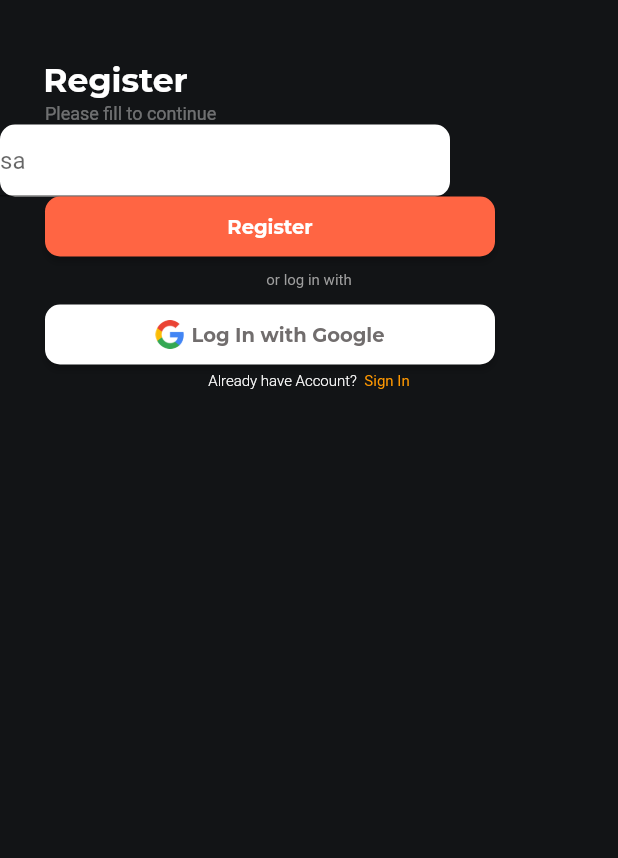
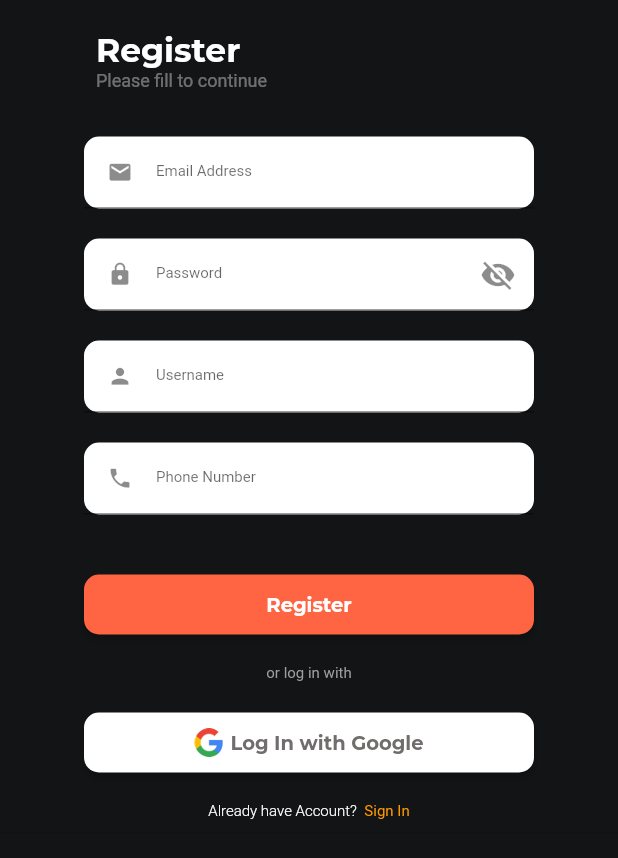
Before and after one commit to Waezqorney12/Project-Semester-3, a Flutter app: the Dashboard screen opened by its route, on a phone screen of 412 x 824 dp. Shown: the top 858 px of the screen. Run offline on Flutter 3.47's test engine with Material 2 defaults, Android fonts, the light colour scheme and no system bars; our stand-ins replace google_fonts.

Commit message:
done register login ui

```diff
--- a/lib/register.dart
+++ b/lib/register.dart
@@ -13,11 +13,48 @@ class Dashboard extends StatefulWidget {
 }
 
 class _DashboardState extends State<Dashboard> {
+  bool _OBS = true;
+
+  TextEditingController usernamaRegis = TextEditingController();
+  TextEditingController passwordRegis = TextEditingController();
+  TextEditingController emailRegis = TextEditingController();
+  TextEditingController nomorRegis = TextEditingController();
+
+  Widget regisPass() {
+    return Container(
+      width: 300,
+      height: 48,
+      decoration: BoxDecoration(
+          borderRadius: BorderRadius.circular(10), color: Colors.white),
+      child: Column(
+        children: <Widget>[
+          TextFormField(
+            controller: passwordRegis,
+            obscureText: _OBS,
+            keyboardType: TextInputType.text,
+            decoration: InputDecoration(
+              hintText: "Password",
+              hintStyle: TextStyle(fontSize: 10),
+              prefixIcon: Icon(Icons.lock, size: 17),
+              suffixIcon: IconButton(
+                icon: Icon(_OBS ? Icons.visibility_off : Icons.visibility),
+                onPressed: () {
+                  setState(() {
+                    _OBS = !_OBS;
+                  });
+                },
+              ),
+            ),
+          ),
+        ],
+      ),
+    );
+  }
+
   Widget regisEmail() {
     return Container(
       width: 300.0,
       height: 48.0,
-
       decoration: BoxDecoration(
         borderRadius: BorderRadius.circular(10),
         color: Colors.white,
@@ -25,45 +62,89 @@ class _DashboardState extends State<Dashboard> {
       child: Column(
         children: <Widget>[
           TextFormField(
+            controller: emailRegis,
+            keyboardType: TextInputType.emailAddress,
             decoration: InputDecoration(
-              hintText: "sa",
-
-            ),
+                hintText: "Email Address",
+                hintStyle: TextStyle(fontSize: 10),
+                prefixIcon: Icon(
+                  Icons.email,
+                  size: 17,
+                )),
           ),
         ],
       ),
     );
   }
 
+  Widget regisUsername() {
+    return Container(
+      width: 300,
+      height: 48,
+      decoration: BoxDecoration(
+          borderRadius: BorderRadius.circular(10), color: Colors.white),
+      child: Column(
+        children: <Widget>[
+          TextFormField(
+            controller: usernamaRegis,
+            keyboardType: TextInputType.text,
+            decoration:
+                InputDecoration(
+                  hintText: 'Username',
+                  hintStyle: TextStyle(fontSize: 10),
+                  prefixIcon: Icon(Icons.person,size: 17,),
+                  ),
+          )
+        ],
+      ),
+    );
+  }
+
+  Widget regisNomor() {
+    return Container(
+      width: 300,
+      height: 48,
+      decoration: BoxDecoration(
+          borderRadius: BorderRadius.circular(10), color: Colors.white),
+      child: Column(
+        children: <Widget>[
+          TextFormField(
+            controller: nomorRegis,
+            keyboardType: TextInputType.phone,
+            decoration:
+                InputDecoration(
+                  hintText: 'Phone Number',
+                  hintStyle: TextStyle(fontSize: 10),
+                  prefixIcon: Icon(Icons.phone,size: 17,),
+                  ),
+          )
+        ],
+      ),
+    );
+  }
   @override
   Widget build(BuildContext context) {
     return Scaffold(
         resizeToAvoidBottomInset: false,
         backgroundColor: Color.fromARGB(255, 18, 20, 22),
-        body: Container(
+        body: SafeArea(
+          child: Column(
+            children: <Widget>[
+              SizedBox(
+                height: 20,
+              ),
+              Container(
+                margin: EdgeInsets.only(right: 170),
                 child: Column(
                   crossAxisAlignment: CrossAxisAlignment.start,
                   children: <Widget>[
-              Container(
-                margin: EdgeInsets.only(top: 40),
-                child: Column(
-                  children: [
-                    // FONT REGISTER
-                    Container(
-                      margin: EdgeInsets.only(left: 10),
-                      child: Text(
+                    Text(
                       "Register",
                       style: GoogleFonts.montserrat(
                           fontWeight: FontWeight.w700,
                           fontSize: 22,
                           color: Colors.white),
                     ),
-                    ),
-                    SizedBox(height: 2),
-                    Container(
-                      margin: EdgeInsets.only(left: 30),
-                      child: Column(
-                        children: const [
                     Text(
                       "Please fill to continue",
                       style: TextStyle(
@@ -73,17 +154,33 @@ class _DashboardState extends State<Dashboard> {
                   ],
                 ),
               ),
-                  ],
-                ),
+
+              SizedBox(
+                height: 30,
               ),
 
               //Label Register Email
               regisEmail(),
 
+              SizedBox(height: 20),
 
+              regisPass(),
+
+              SizedBox(
+                height: 20,
+              ),
+
+              regisUsername(),
+              SizedBox(
+                height: 20,
+              ),
+
+              regisNomor(),
+              SizedBox(
+                height: 40,
+              ),
               //Button Register
               Container(
-                margin: EdgeInsets.only(left: 30, right: 30),
                 width: 300,
                 height: 40,
                 child: GestureDetector(
@@ -97,7 +194,7 @@ class _DashboardState extends State<Dashboard> {
                           MaterialPageRoute(builder: (context) => login()));
                     },
                     child: Align(
-                      alignment: Alignment.center,
+                      //alignment: Alignment.center,
                       child: Text(
                         "Register",
                         style: GoogleFonts.montserrat(
@@ -112,24 +209,24 @@ class _DashboardState extends State<Dashboard> {
 
               //FONT LOGIN WITH
               SizedBox(
-                height: 10,
+                height: 20,
               ),
               Align(
-                alignment: Alignment.center,
+                //alignment: Alignment.center,
                 child: Text(
                   "or log in with",
                   style: GoogleFonts.roboto(fontSize: 10, color: Colors.grey),
                 ),
               ),
               const SizedBox(
-                height: 10,
+                height: 20,
               ),
 
               //BUTTON LOGIN WITH GOOGLE
               Container(
                 width: 300,
                 height: 40,
-                margin: EdgeInsets.only(left: 30),
+                //margin: EdgeInsets.only(left: 30),
                 child: GestureDetector(
                   child: RawMaterialButton(
                     fillColor: Colors.white,
@@ -163,12 +260,16 @@ class _DashboardState extends State<Dashboard> {
                 ),
               ),
 
+              SizedBox(
+                height: 20,
+              ),
+
               //FONT DONT HAVE ACCOUNT
               Row(
                 mainAxisAlignment: MainAxisAlignment.center,
                 children: [
                   Container(
-                    margin: EdgeInsets.only(top: 5),
+                    //margin: EdgeInsets.only(top: 5),
                     child: Text(
                       "Already have Account?",
                       style: GoogleFonts.roboto(
@@ -183,7 +284,7 @@ class _DashboardState extends State<Dashboard> {
 
                   //FONT SIGN IN
                   Container(
-                    margin: EdgeInsets.only(top: 5),
+                    //margin: EdgeInsets.only(top: 5),
                     child: Row(
                       children: [
                         GestureDetector(
@@ -203,6 +304,7 @@ class _DashboardState extends State<Dashboard> {
                   ),
                 ],
               ),
+              const Divider(),
             ],
           ),
         ));
```
Lines whose indentation alone changed are shown as unchanged.
